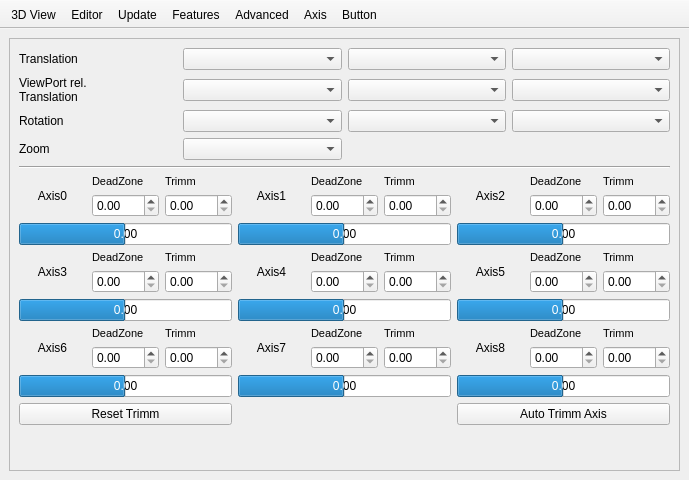
openscad/openscad, file src/Preferences.ui: the form before one commit.
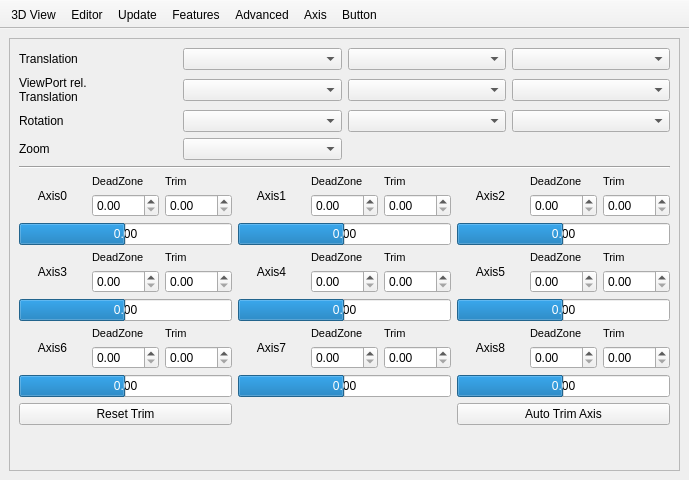
The form after the commit. The open tabs and pages were chosen to show the change. Icons and pictures are not drawn.

Commit message: typo: trimm -> trim

Patch:
```diff
--- a/src/Preferences.ui
+++ b/src/Preferences.ui
@@ -1492,7 +1492,7 @@
                  </font>
                 </property>
                 <property name="text">
-                 <string>Trimm</string>
+                 <string>Trim</string>
                 </property>
                </widget>
               </item>
@@ -1511,7 +1511,7 @@
                  </font>
                 </property>
                 <property name="text">
-                 <string>Trimm</string>
+                 <string>Trim</string>
                 </property>
                </widget>
               </item>
@@ -1538,7 +1538,7 @@
               <item row="13" column="0" colspan="3">
                <widget class="QPushButton" name="pushButtonAxisTrimmReset">
                 <property name="text">
-                 <string>Reset Trimm</string>
+                 <string>Reset Trim</string>
                 </property>
                </widget>
               </item>
@@ -1658,7 +1658,7 @@
               <item row="13" column="6" colspan="3">
                <widget class="QPushButton" name="pushButtonAxisTrimm">
                 <property name="text">
-                 <string>Auto Trimm Axis</string>
+                 <string>Auto Trim Axis</string>
                 </property>
                </widget>
               </item>
@@ -1785,7 +1785,7 @@
                  </font>
                 </property>
                 <property name="text">
-                 <string>Trimm</string>
+                 <string>Trim</string>
                 </property>
                </widget>
               </item>
@@ -1833,7 +1833,7 @@
                  </font>
                 </property>
                 <property name="text">
-                 <string>Trimm</string>
+                 <string>Trim</string>
                 </property>
                </widget>
               </item>
@@ -1857,7 +1857,7 @@
                  </font>
                 </property>
                 <property name="text">
-                 <string>Trimm</string>
+                 <string>Trim</string>
                 </property>
                </widget>
               </item>
@@ -1881,7 +1881,7 @@
                  </font>
                 </property>
                 <property name="text">
-                 <string>Trimm</string>
+                 <string>Trim</string>
                 </property>
                </widget>
               </item>
@@ -1905,7 +1905,7 @@
                  </font>
                 </property>
                 <property name="text">
-                 <string>Trimm</string>
+                 <string>Trim</string>
                 </property>
                </widget>
               </item>
@@ -1929,7 +1929,7 @@
                  </font>
                 </property>
                 <property name="text">
-                 <string>Trimm</string>
+                 <string>Trim</string>
                 </property>
                </widget>
               </item>
@@ -2097,7 +2097,7 @@
                  </font>
                 </property>
                 <property name="text">
-                 <string>Trimm</string>
+                 <string>Trim</string>
                 </property>
                </widget>
               </item>
```
Left out of the diff: 40 changed lines with no effect on the pictures. The commit also changes 6 other files.
